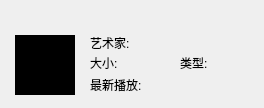
Qt form ui/core-widget/musicsongslistiteminfowidget.ui (Greedysky/TTKMusicPlayer) before a commit.
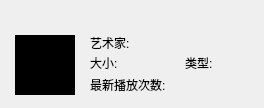
The same form after that commit.

Commit message: update song play count[555215]

Diff of the .ui file:
```diff
--- a/ui/core-widget/musicsongslistiteminfowidget.ui
+++ b/ui/core-widget/musicsongslistiteminfowidget.ui
@@ -77,7 +77,7 @@
   <widget class="QLabel" name="type">
    <property name="geometry">
     <rect>
-     <x>180</x>
+     <x>185</x>
      <y>55</y>
      <width>31</width>
      <height>15</height>
@@ -92,12 +92,12 @@
     <rect>
      <x>90</x>
      <y>77</y>
-     <width>58</width>
+     <width>80</width>
      <height>15</height>
     </rect>
    </property>
    <property name="text">
-    <string>最新播放:</string>
+    <string>最新播放次数:</string>
    </property>
   </widget>
   <widget class="QLabel" name="artlistValue">
@@ -160,9 +160,9 @@
   <widget class="QLabel" name="timeValue">
    <property name="geometry">
     <rect>
-     <x>148</x>
+     <x>170</x>
      <y>77</y>
-     <width>109</width>
+     <width>86</width>
      <height>15</height>
     </rect>
    </property>
```
The commit also changes 2 other files.
